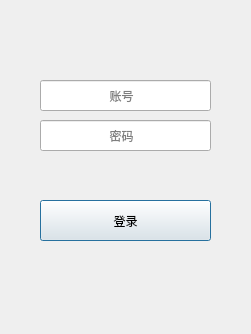
Old version of the form src/ui/login.ui in the repository wang-y-cell/CloudMeeting_Client.
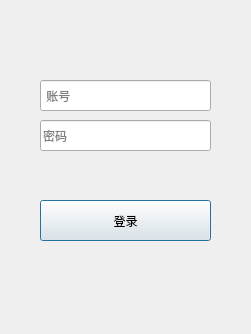
New version of the form.

```diff
--- a/src/ui/login.ui
+++ b/src/ui/login.ui
@@ -10,6 +10,12 @@
     <height>334</height>
    </rect>
   </property>
+  <property name="sizePolicy">
+   <sizepolicy hsizetype="Fixed" vsizetype="Fixed">
+    <horstretch>0</horstretch>
+    <verstretch>0</verstretch>
+   </sizepolicy>
+  </property>
   <property name="minimumSize">
    <size>
     <width>251</width>
@@ -35,7 +41,7 @@
     </rect>
    </property>
    <property name="placeholderText">
-    <string>                    账号</string>
+    <string> 账号</string>
    </property>
   </widget>
   <widget class="QLineEdit" name="password_line">
@@ -47,8 +53,11 @@
      <height>31</height>
     </rect>
    </property>
+   <property name="echoMode">
+    <enum>QLineEdit::EchoMode::Password</enum>
+   </property>
    <property name="placeholderText">
-    <string>                    密码</string>
+    <string>密码</string>
    </property>
   </widget>
   <widget class="QPushButton" name="login_button">
```
